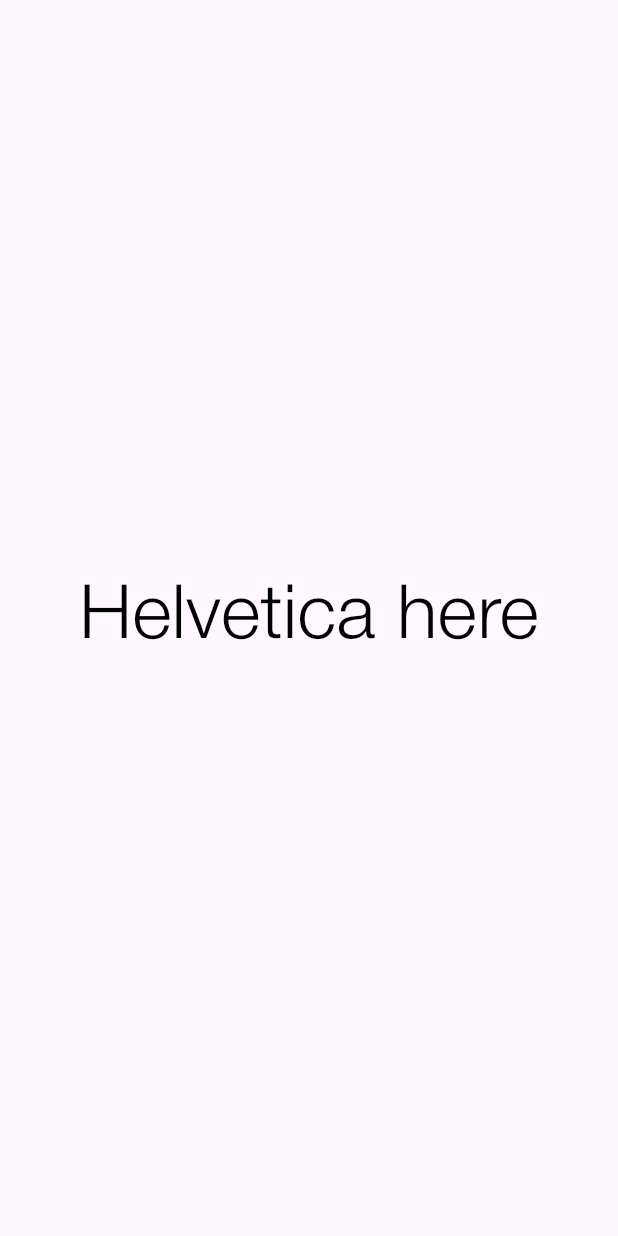
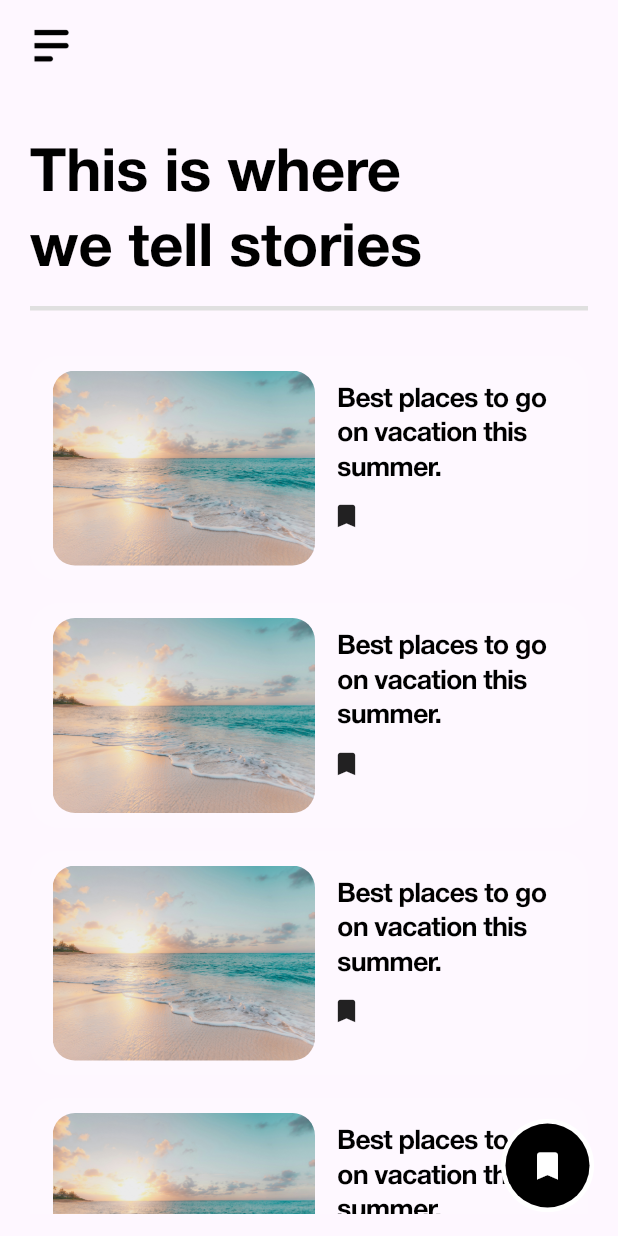
Before and after one commit to shiwangaryan/BlogExplorer, a Flutter app: the screen it shows after launch, on a phone screen of 412 x 824 dp. Run offline on Flutter 3.47's test engine with Material 3 defaults, Android fonts, the phone set to English and light mode, and no system bars; our stand-ins replace flutter_bloc.

Commit message:
added list view with dark and light theme compatibility

```diff
--- a/lib/main.dart
+++ b/lib/main.dart
@@ -1,3 +1,4 @@
+import 'package:blogexplorer/screens/list_screen/blog_list_screen.dart';
 import 'package:blogexplorer/theme/bloc/theme_bloc.dart';
 import 'package:blogexplorer/theme/bloc/theme_state.dart';
 import 'package:flutter/material.dart';
@@ -24,20 +25,9 @@ class MyApp extends StatelessWidget {
   Widget build(BuildContext context) {
     return BlocBuilder<ThemeBloc, ThemeState>(builder: (context, themeState) {
       return MaterialApp(
+        debugShowCheckedModeBanner: false,
         theme: themeState.themeData,
-        home: Scaffold(
-          body: Container(
-            child: const Center(
-              child: Text(
-                'Helvetica here',
-                style: TextStyle(
-                  fontWeight: FontWeight.w300,
-                  fontSize: 50,
-                ),
-              ),
-            ),
-          ),
-        ),
+        home: const BlogListScreen(),
       );
     });
   }
--- /dev/null
+++ b/lib/screens/list_screen/blog_list_screen.dart
@@ -0,0 +1,85 @@
+import 'package:blogexplorer/theme/bloc/theme_bloc.dart';
+import 'package:blogexplorer/theme/bloc/theme_state.dart';
+import 'package:blogexplorer/widgets/blog_list_widget/blog_list_widget.dart';
+import 'package:flutter/material.dart';
+import 'package:flutter_bloc/flutter_bloc.dart';
+
+class BlogListScreen extends StatelessWidget {
+  const BlogListScreen({super.key});
+
+  @override
+  Widget build(BuildContext context) {
+    return Scaffold(
+      appBar: AppBar(
+        leadingWidth: 62,
+        leading: Container(
+          margin: const EdgeInsets.only(left: 5.0, top: 5),
+          child: IconButton(
+            onPressed: () {},
+            iconSize: 30,
+            icon:
+                WidgetsBinding.instance.platformDispatcher.platformBrightness ==
+                        Brightness.light
+                    ? Image.asset('assets/images/menu_burger_light.png')
+                    : Image.asset('assets/images/menu_burger_dark.png'),
+          ),
+        ),
+      ),
+      body: Padding(
+        padding: const EdgeInsets.only(
+          top: 36,
+          left: 20,
+          right: 20,
+          bottom: 15,
+        ),
+        child: Column(
+          crossAxisAlignment: CrossAxisAlignment.start,
+          children: [
+            Text(
+              "This is where\nwe tell stories",
+              style: Theme.of(context)
+                  .textTheme
+                  .headlineLarge!
+                  .copyWith(fontSize: 40),
+            ),
+            const SizedBox(height: 12),
+            Container(
+              height: 3,
+              color: Colors.grey[300],
+            ),
+            const SizedBox(height: 30),
+            Expanded(
+              child: ListView.builder(
+                itemCount: 5,
+                itemBuilder: (context, index) {
+                  return BlogListWidget();
+                },
+              ),
+            ),
+          ],
+        ),
+      ),
+      floatingActionButton: Container(
+        decoration: BoxDecoration(
+          border: Border.all(
+            color: Colors.white,
+            width: 3,
+          ),
+          borderRadius: BorderRadius.circular(50),
+        ),
+        child: FloatingActionButton(
+          onPressed: () {},
+          elevation: 0,
+          shape: RoundedRectangleBorder(
+            borderRadius: BorderRadius.circular(50),
+          ),
+          backgroundColor: Colors.black,
+          child: const Icon(
+            Icons.bookmark_rounded,
+            color: Colors.white,
+          ),
+        ),
+      ),
+    );
+  }
+}
--- a/lib/theme/bloc/theme_bloc.dart
+++ b/lib/theme/bloc/theme_bloc.dart
@@ -1,5 +1,3 @@
-import 'dart:ffi';
-
 import 'package:blogexplorer/theme/bloc/theme_event.dart';
 import 'package:blogexplorer/theme/bloc/theme_state.dart';
 import 'package:flutter/material.dart';
--- a/lib/theme/theme.dart
+++ b/lib/theme/theme.dart
@@ -8,14 +8,17 @@ class AppTheme {
   //defining text styles:
   static TextStyle miniTitle(Color color) => TextStyle(
         fontFamily: 'HelveticaNeue',
-        fontWeight: FontWeight.w400,
-        fontSize: 20,
+        fontWeight: FontWeight.w600,
+        letterSpacing: -0.6,
+        height: 1.3,
+        fontSize: 18,
         color: color,
       );
 
   static TextStyle largeTitle(Color color) => TextStyle(
         fontFamily: 'HelveticaNeue',
-        fontWeight: FontWeight.w600,
+        fontWeight: FontWeight.w800,
+        letterSpacing: -0.3,
         fontSize: 32,
         color: color,
       );
--- /dev/null
+++ b/lib/widgets/blog_list_widget/blog_list_widget.dart
@@ -0,0 +1,66 @@
+import 'package:flutter/material.dart';
+import 'package:flutter/widgets.dart';
+
+class BlogListWidget extends StatelessWidget {
+  const BlogListWidget({super.key});
+
+  @override
+  Widget build(BuildContext context) {
+    return Container(
+      decoration: BoxDecoration(
+        borderRadius: BorderRadius.circular(20),
+        color: Colors.white12,
+      ),
+      padding: const EdgeInsets.only(
+        bottom: 5.0,
+        left: 15,
+        right: 20,
+        top: 5,
+      ),
+      margin: const EdgeInsets.only(bottom: 15),
+      child: Row(
+        crossAxisAlignment: CrossAxisAlignment.center,
+        mainAxisAlignment: MainAxisAlignment.start,
+        children: [
+          ClipRRect(
+            borderRadius: BorderRadius.circular(15),
+            child: Image.asset(
+              'assets/images/ocean.jpg',
+              width: 175,
+              height: 130,
+              fit: BoxFit.cover,
+            ),
+          ),
+          const SizedBox(width: 15),
+          Expanded(
+            child: SizedBox(
+              height: 140,
+              child: Column(
+                mainAxisAlignment: MainAxisAlignment.start,
+                crossAxisAlignment: CrossAxisAlignment.start,
+                children: [
+                  const SizedBox(height: 13),
+                  Text(
+                    'Best places to go on vacation this summer.',
+                    style: Theme.of(context).textTheme.headlineSmall,
+                    maxLines: 3,
+                    overflow: TextOverflow.ellipsis,
+                  ),
+                  const SizedBox(height: 10),
+                  Transform.translate(
+                    offset: const Offset(-4, 0),
+                    child: const Icon(
+                      // Icons.bookmark_border_rounded,
+                      Icons.bookmark_rounded,
+                      size: 20,
+                    ),
+                  )
+                ],
+              ),
+            ),
+          ),
+        ],
+      ),
+    );
+  }
+}
--- a/pubspec.yaml
+++ b/pubspec.yaml
@@ -58,8 +58,8 @@ flutter:
   uses-material-design: true
 
   # To add assets to your application, add an assets section, like this:
-  # assets:
-  #   - images/a_dot_burr.jpeg
+  assets:
+    - assets/images/
   #   - images/a_dot_ham.jpeg
 
   # An image asset can refer to one or more resolution-specific "variants", see
```
Also changed, not shown: assets/images/menu_burger_dark.png (added), assets/images/menu_burger_light.png (added), assets/images/ocean.jpg (added).
